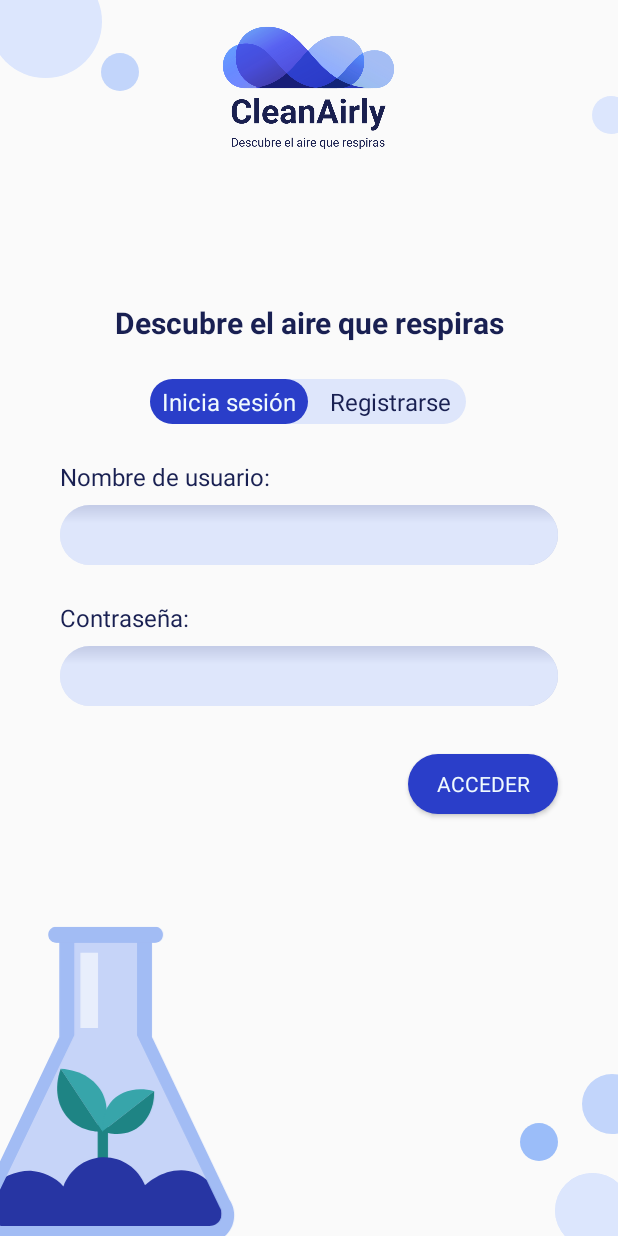
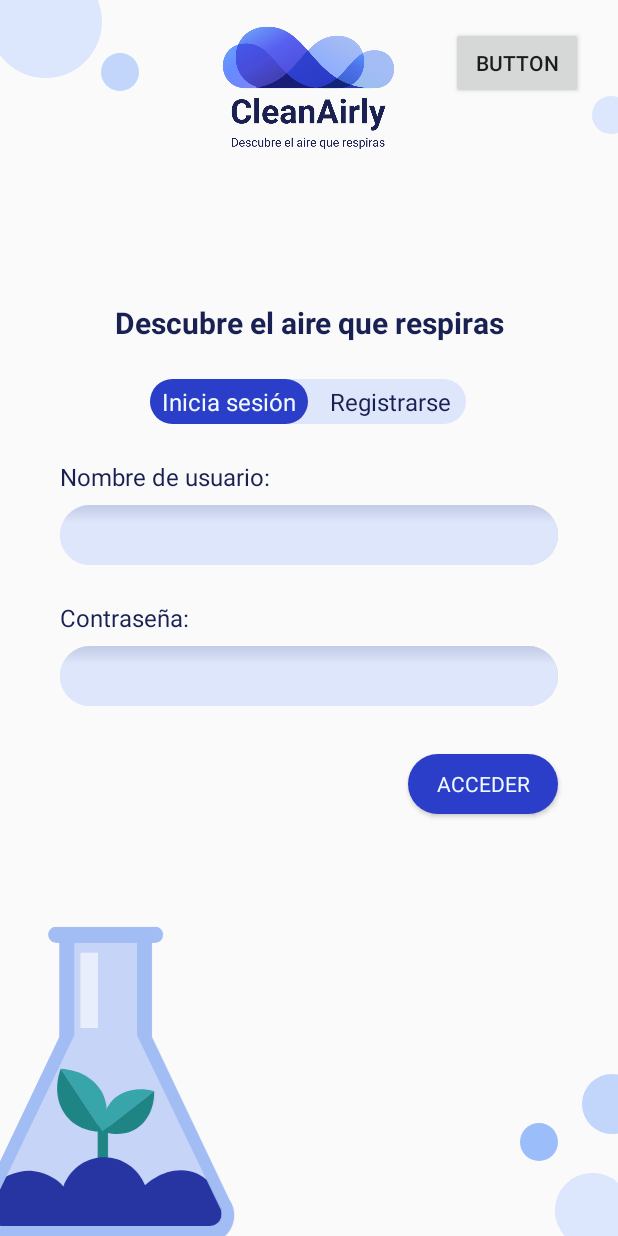
Before and after one commit to CleanAirly/Android, an Android app: the screen it shows after launch (Login), on a phone screen of 412 x 824 dp. Run offline under Robolectric (Android 15) with nearby library versions, the phone set to English and light mode, and no system bars; Roboto replaces fonts that are not available here.

Commit message:
app con qr

```diff
--- a/app/build.gradle
+++ b/app/build.gradle
@@ -7,7 +7,7 @@ android {
 
     defaultConfig {
         applicationId "com.example.criborm.cleanairly"
-        minSdk 21
+        minSdk 23
         targetSdk 34
         versionCode 1
         versionName "1.0"
@@ -46,4 +46,8 @@ dependencies {
     implementation fileTree(dir: 'C:\\Users\\smere\\AppData\\Local\\Android\\Sdk\\platforms\\android-31', include: ['*.aar', '*.jar'], exclude: [])
     implementation ('com.github.PhilJay:MPAndroidChart:v3.1.0')
     implementation "androidx.core:core-ktx:1.12.0"
+    implementation 'com.google.zxing:core:3.4.1'
+    implementation ('me.dm7.barcodescanner:zxing:1.7.2') {
+        exclude group: 'com.android.support', module: 'support-v4'
+    }
 }
--- a/app/src/main/AndroidManifest.xml
+++ b/app/src/main/AndroidManifest.xml
@@ -10,6 +10,7 @@
     <uses-permission android:name="android.permission.BLUETOOTH_SCAN"/>
     <uses-permission android:name="android.permission.BLUETOOTH_CONNECT"/>
     <uses-permission android:name="android.permission.FOREGROUND_SERVICE"/>
+    <uses-permission android:name="android.permission.CAMERA" />
 
     <uses-permission android:name="android.permission.POST_NOTIFICATIONS" />
 
@@ -31,6 +32,7 @@
 
 
         </activity>
+        <activity android:name=".ScanActivity" />
         <activity android:name=".Login"
             android:theme="@style/Theme.AppCompat.Light.NoActionBar"
             android:screenOrientation="portrait"
--- a/app/src/main/java/com/example/criborm/cleanairly/Login.java
+++ b/app/src/main/java/com/example/criborm/cleanairly/Login.java
@@ -208,4 +208,9 @@ public class Login extends AppCompatActivity {
         txtErrorContrasenya.setVisibility(View.VISIBLE);
         textoContrasenya = true;
     }
+
+    public void escanearQR(View v){
+        Intent intent = new Intent(this, ScanActivity.class);
+        startActivity(intent);
+    }
 }
--- a/app/src/main/res/layout/login_activity.xml
+++ b/app/src/main/res/layout/login_activity.xml
@@ -277,4 +277,17 @@
         app:layout_constraintTop_toTopOf="parent"
         app:srcCompat="@drawable/cleanairlylogo" />
 
+    <Button
+        android:id="@+id/button7"
+        android:layout_width="wrap_content"
+        android:layout_height="wrap_content"
+        android:onClick="escanearQR"
+        android:text="Button"
+        app:layout_constraintBottom_toBottomOf="parent"
+        app:layout_constraintEnd_toEndOf="parent"
+        app:layout_constraintHorizontal_bias="0.928"
+        app:layout_constraintStart_toStartOf="parent"
+        app:layout_constraintTop_toTopOf="parent"
+        app:layout_constraintVertical_bias="0.023" />
+
 </androidx.constraintlayout.widget.ConstraintLayout>
```
Also changed, not shown: app/src/main/java/com/example/criborm/cleanairly/ScanActivity.java (added, +73 -0 lines), app/src/main/res/layout/scanneview.xml (added, +11 -0 lines).
